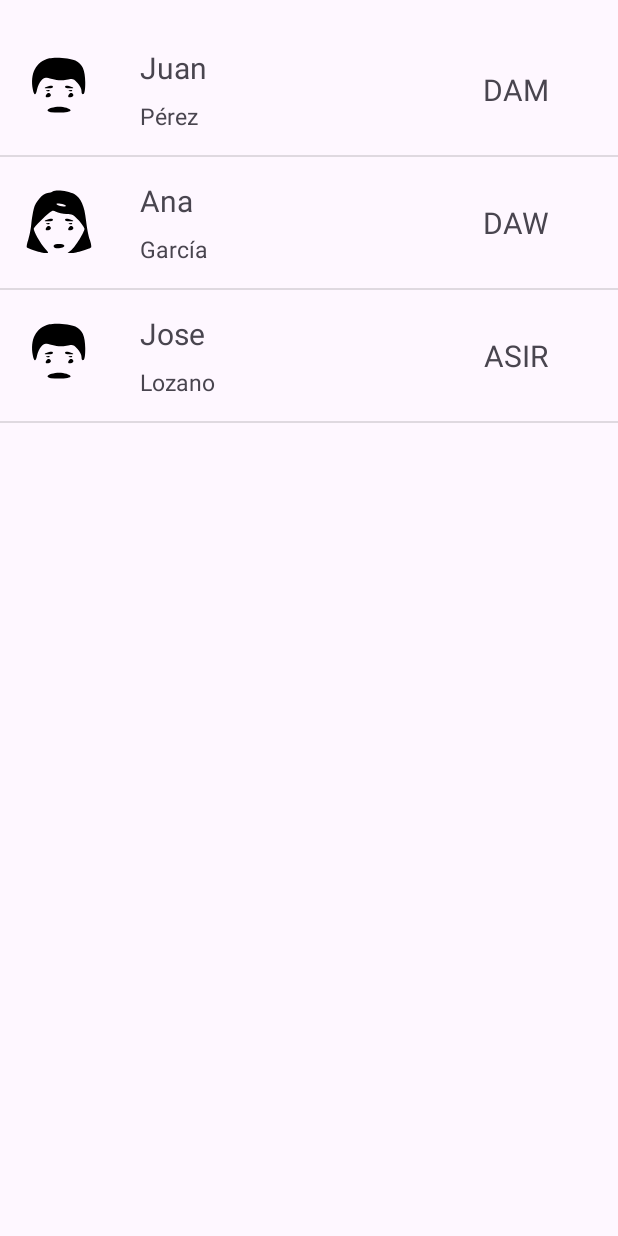
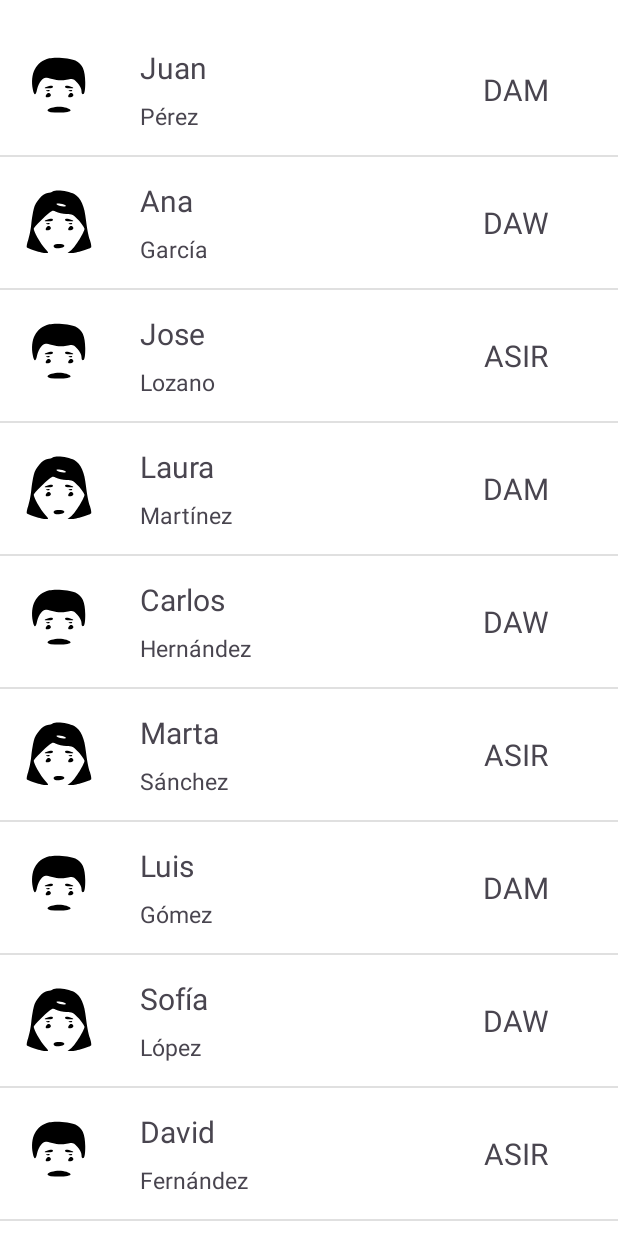
Before and after one commit to jlozban360/AndroidListViewPersonalizado, an Android app: the screen it shows after launch (MainActivity), on a phone screen of 412 x 824 dp. Run offline under Robolectric (Android 15) with nearby library versions, the phone set to English and light mode, and no system bars.

Commit message:
Final release

```diff
--- a/app/src/main/java/es/iesoretania/listviewpersonalizado/MainActivity.java
+++ b/app/src/main/java/es/iesoretania/listviewpersonalizado/MainActivity.java
@@ -23,14 +23,14 @@ import es.iesoretania.listviewpersonalizado.databinding.ActivityMainBinding;
 
 public class MainActivity extends AppCompatActivity {
     private ListView listViewSimple;
-    private List<Personas> personasList = new ArrayList<>(); // Cambiado a List<Personas>
+    private List<Personas> personasList = new ArrayList<>();
     private ActivityMainBinding binding;
 
     @Override
-    protected void onCreate(Bundle savedInstanceState) {
+    protected void onCreate( Bundle savedInstanceState ) {
         super.onCreate(savedInstanceState);
-        EdgeToEdge.enable(this);
 
+        EdgeToEdge.enable( this );
         binding = ActivityMainBinding.inflate(getLayoutInflater());
         setContentView(binding.getRoot());
 
@@ -45,6 +45,16 @@ public class MainActivity extends AppCompatActivity {
         personasList.add(new Personas("Juan", "Pérez", "Masculino", "DAM"));
         personasList.add(new Personas("Ana", "García", "Femenino", "DAW"));
         personasList.add(new Personas("Jose", "Lozano", "Masculino", "ASIR"));
+        personasList.add(new Personas("Laura", "Martínez", "Femenino", "DAM"));
+        personasList.add(new Personas("Carlos", "Hernández", "Masculino", "DAW"));
+        personasList.add(new Personas("Marta", "Sánchez", "Femenino", "ASIR"));
+        personasList.add(new Personas("Luis", "Gómez", "Masculino", "DAM"));
+        personasList.add(new Personas("Sofía", "López", "Femenino", "DAW"));
+        personasList.add(new Personas("David", "Fernández", "Masculino", "ASIR"));
+        personasList.add(new Personas("Elena", "Ruiz", "Femenino", "DAM"));
+        personasList.add(new Personas("Miguel", "Domínguez", "Masculino", "DAW"));
+        personasList.add(new Personas("Isabel", "Morales", "Femenino", "ASIR"));
+        personasList.add(new Personas("Pablo", "Vega", "Masculino", "DAM"));
 
         ArrayAdapter<Personas> adapter = new ArrayAdapter<Personas>(this, 0, personasList) {
             @Override
@@ -56,7 +66,7 @@ public class MainActivity extends AppCompatActivity {
                 ImageView imageViewAvatar = convertView.findViewById(R.id.imageView);
                 TextView textViewNombre = convertView.findViewById(R.id.textViewNombre);
                 TextView textViewApellidos = convertView.findViewById(R.id.textViewApellidos);
-                TextView textViewCiclo = convertView.findViewById(R.id.textViewModulo); // Asegúrate de que este ID coincida
+                TextView textViewCiclo = convertView.findViewById(R.id.textViewModulo);
 
                 Personas persona = getItem(position);
 
--- a/app/src/main/res/layout/activity_main.xml
+++ b/app/src/main/res/layout/activity_main.xml
@@ -5,7 +5,8 @@
     android:id="@+id/main"
     android:layout_width="match_parent"
     android:layout_height="match_parent"
-    tools:context=".MainActivity">
+    tools:context=".MainActivity"
+    android:background="@color/white">
 
     <ListView
         android:id="@+id/listViewPersonas"
```
